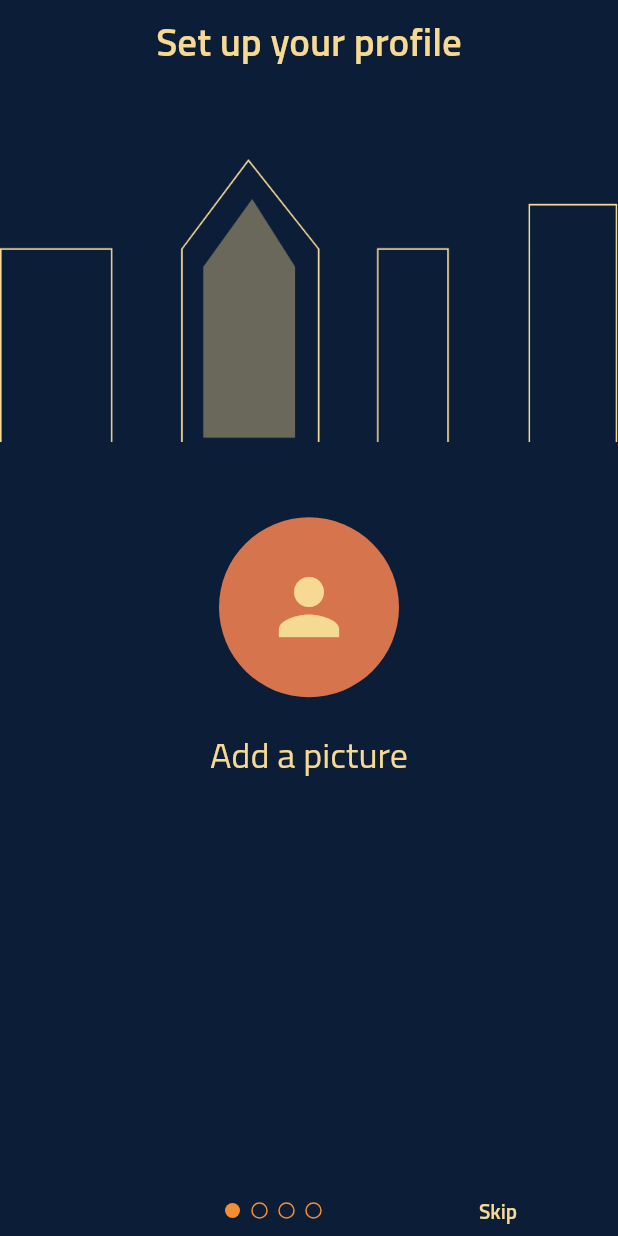
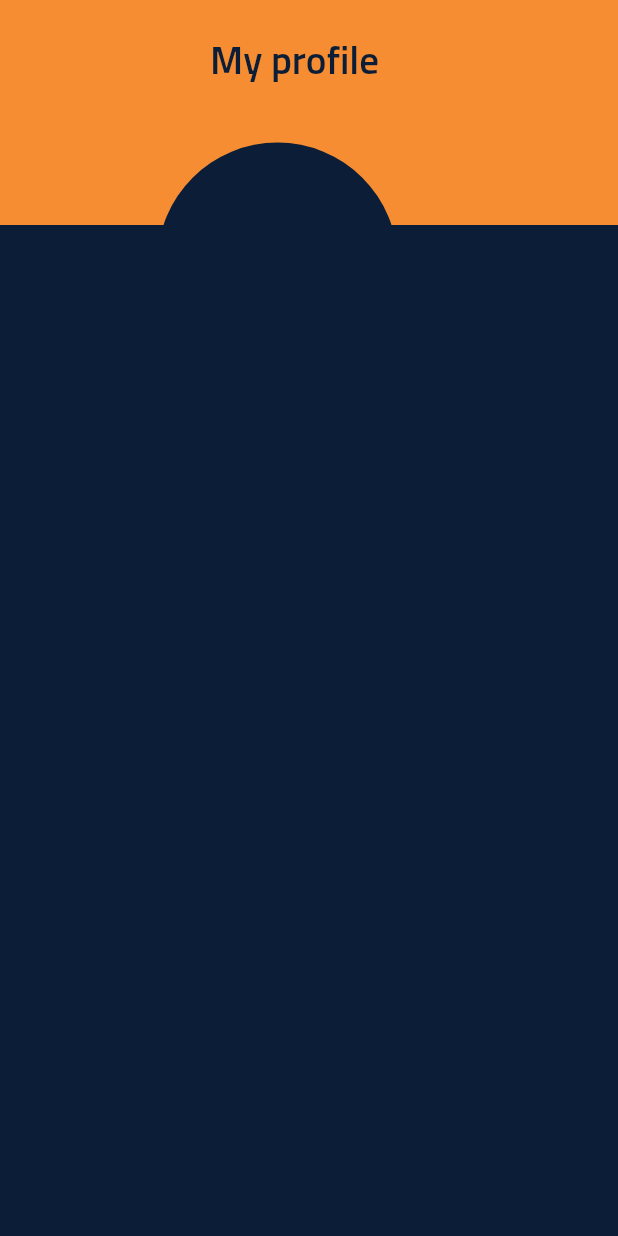
Before and after one commit to DeaaJahjah/pmp_constractions, a Flutter app: the screen it shows after launch, on a phone screen of 412 x 824 dp. Run offline on Flutter 3.47's test engine with Material 2 defaults, Android fonts, the phone set to English and light mode, and no system bars; drawn by our look-alikes of liquid_swipe, smooth_page_indicator; our stand-ins replace animated_theme_switcher, flutter_switch; generated files the repository leaves out were written again.

Commit message:
complete set up

```diff
--- a/lib/core/config/routes/router.dart
+++ b/lib/core/config/routes/router.dart
@@ -1,4 +1,5 @@
 import 'package:flutter/material.dart';
+import 'package:pmpconstractions/core/featuers/auth/screens/company_profile.dart';
 import 'package:pmpconstractions/core/featuers/auth/screens/login_screen.dart';
 import 'package:pmpconstractions/core/featuers/auth/screens/set_up_company_profile.dart';
 import 'package:pmpconstractions/core/featuers/auth/screens/set_up_engineer_profile.dart';
@@ -27,6 +28,8 @@ Route<dynamic>? onGenerateRoute(RouteSettings settings) {
       return MaterialPageRoute(builder: (_) => const SetUpClientProfile());
     case SetUpEngineerProfile.routeName:
       return MaterialPageRoute(builder: (_) => const SetUpEngineerProfile());
+    case CompanyProfile.routeName:
+      return MaterialPageRoute(builder: (_) => CompanyProfile());
   }
 
   // assert(false, 'Need to implement ${settings.name}');
--- /dev/null
+++ b/lib/core/featuers/auth/screens/company_profile.dart
@@ -0,0 +1,61 @@
+import 'package:flutter/material.dart';
+import 'package:pmpconstractions/core/config/theme/theme.dart';
+
+class CompanyProfile extends StatefulWidget {
+  static const routeName = '/';
+  const CompanyProfile({Key? key}) : super(key: key);
+
+  @override
+  State<CompanyProfile> createState() => _CompanyProfileState();
+}
+
+class _CompanyProfileState extends State<CompanyProfile> {
+  @override
+  Widget build(BuildContext context) {
+    return Scaffold(
+      body: Column(mainAxisAlignment: MainAxisAlignment.start, children: [
+        Stack(children: [
+          Container(
+            width: MediaQuery.of(context).size.width,
+            height: 150,
+            color: orange,
+          ),
+          const Positioned(
+            top: 20,
+            left: 140,
+            child: Text(
+              'My profile',
+              style: TextStyle(
+                  color: darkBlue,
+                  fontFamily: font,
+                  fontSize: 26,
+                  fontWeight: FontWeight.bold),
+            ),
+          ),
+          const Positioned(
+            child: SizedBox(
+              width: 170,
+              height: 170,
+              child: CircleAvatar(
+                backgroundColor: orange,
+              ),
+            ),
+            top: 90,
+            left: 100,
+          ),
+          const Positioned(
+            child: SizedBox(
+              width: 160,
+              height: 160,
+              child: CircleAvatar(
+                backgroundColor: darkBlue,
+              ),
+            ),
+            top: 95,
+            left: 105,
+          ),
+        ])
+      ]),
+    );
+  }
+}
--- a/lib/core/featuers/auth/screens/set_up_engineer_profile.dart
+++ b/lib/core/featuers/auth/screens/set_up_engineer_profile.dart
@@ -5,7 +5,7 @@ import 'package:pmpconstractions/core/config/theme/theme.dart';
 import 'package:smooth_page_indicator/smooth_page_indicator.dart';
 
 class SetUpEngineerProfile extends StatefulWidget {
-  static const routeName = '/';
+  static const routeName = '/c';
   const SetUpEngineerProfile({Key? key}) : super(key: key);
 
   @override
@@ -73,7 +73,8 @@ class _SetUpEngineerProfileState extends State<SetUpEngineerProfile> {
                       decoration: const InputDecoration(
                         prefixText: '+963 ',
                         prefixStyle: TextStyle(
-                            color: beg,
+                            backgroundColor: Color.fromRGBO(246, 217, 146, 20),
+                            color: orange,
                             fontFamily: font,
                             fontSize: 18,
                             fontWeight: FontWeight.normal),
@@ -82,7 +83,7 @@ class _SetUpEngineerProfileState extends State<SetUpEngineerProfile> {
                         label: Text(
                           'Number',
                           style: TextStyle(
-                              color: beg,
+                              color: orange,
                               fontFamily: font,
                               fontSize: 18,
                               fontWeight: FontWeight.normal),
@@ -130,14 +131,26 @@ class _SetUpEngineerProfileState extends State<SetUpEngineerProfile> {
               fit: BoxFit.fill,
             ),
             sizedBoxXLarge,
-            FormField<String>(
+            SizedBox(
+              width: 250,
+              child: FormField<String>(
                 builder: (FormFieldState<String> state) {
                   return InputDecorator(
                     decoration: InputDecoration(
                         border: OutlineInputBorder(
+                            gapPadding: 4,
                             borderRadius: BorderRadius.circular(5.0))),
                     child: DropdownButtonHideUnderline(
                       child: DropdownButton<String>(
+                        dropdownColor: beg,
+                        elevation: 10,
+                        iconEnabledColor: orange,
+                        style: const TextStyle(
+                            color: orange,
+                            fontFamily: font,
+                            fontWeight: FontWeight.bold),
+                        alignment: AlignmentDirectional.center,
+                        focusColor: orange,
                         value: dropdownvalue,
                         isDense: true,
                         onChanged: (String? newValue) {
@@ -155,6 +168,7 @@ class _SetUpEngineerProfileState extends State<SetUpEngineerProfile> {
                     ),
                   );
                 },
+              ),
             )
           ]),
         ),
@@ -171,7 +185,7 @@ class _SetUpEngineerProfileState extends State<SetUpEngineerProfile> {
             ),
             sizedBoxXLarge,
             SizedBox(
-              width: 230,
+              width: 260,
               height: 40,
               child: TextFormField(
                 decoration: const InputDecoration(
@@ -185,7 +199,7 @@ class _SetUpEngineerProfileState extends State<SetUpEngineerProfile> {
                   label: Text(
                     'Languages',
                     style: TextStyle(
-                        color: beg,
+                        color: orange,
                         fontFamily: font,
                         fontSize: 18,
                         fontWeight: FontWeight.normal),
@@ -203,7 +217,7 @@ class _SetUpEngineerProfileState extends State<SetUpEngineerProfile> {
             ),
             sizedBoxLarge,
             SizedBox(
-              width: 230,
+              width: 260,
               child: TextFormField(
                 decoration: const InputDecoration(
                   hintMaxLines: 3,
@@ -217,7 +231,7 @@ class _SetUpEngineerProfileState extends State<SetUpEngineerProfile> {
                   label: Text(
                     'Certificates',
                     style: TextStyle(
-                        color: beg,
+                        color: orange,
                         fontFamily: font,
                         fontSize: 18,
                         fontWeight: FontWeight.normal),
@@ -235,7 +249,7 @@ class _SetUpEngineerProfileState extends State<SetUpEngineerProfile> {
             ),
             sizedBoxLarge,
             SizedBox(
-              width: 230,
+              width: 260,
               height: 40,
               child: TextFormField(
                 decoration: const InputDecoration(
@@ -249,7 +263,7 @@ class _SetUpEngineerProfileState extends State<SetUpEngineerProfile> {
                   label: Text(
                     'Programs',
                     style: TextStyle(
-                        color: beg,
+                        color: orange,
                         fontFamily: font,
                         fontSize: 18,
                         fontWeight: FontWeight.normal),
--- a/lib/l10n/app_ar.arb
+++ b/lib/l10n/app_ar.arb
@@ -4,4 +4,5 @@
     "settings" : "الاعدادات",
     "theme": "المظهر",
     "language":"اللغة"
+
 }
```
Lines whose indentation alone changed are shown as unchanged.
